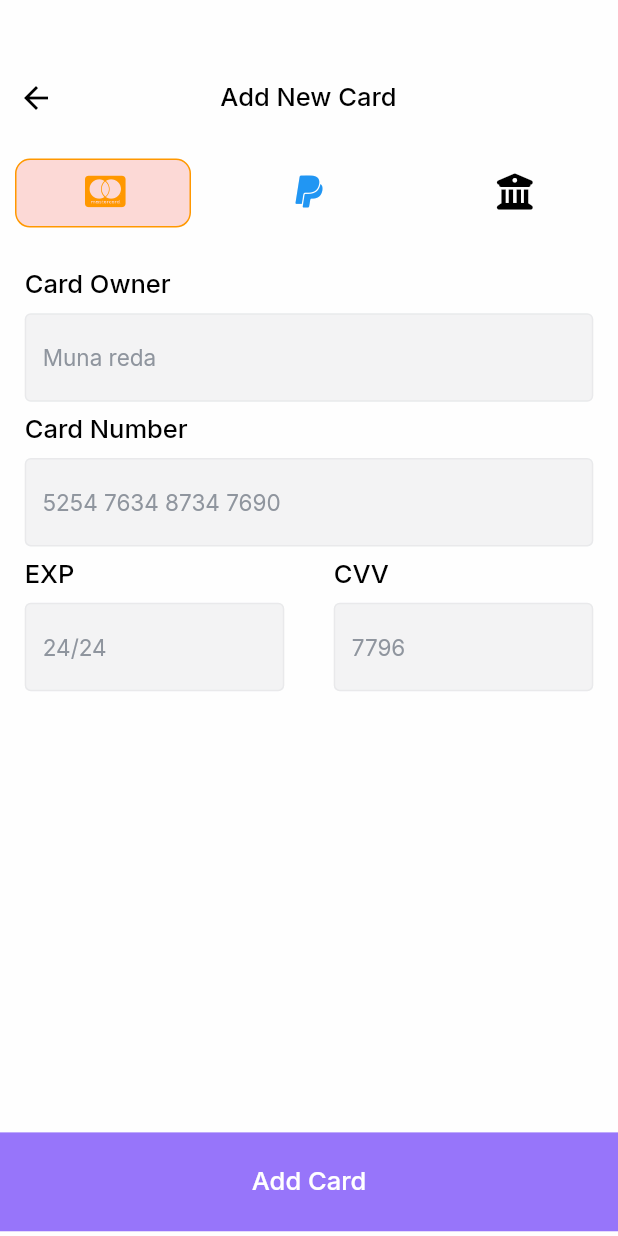
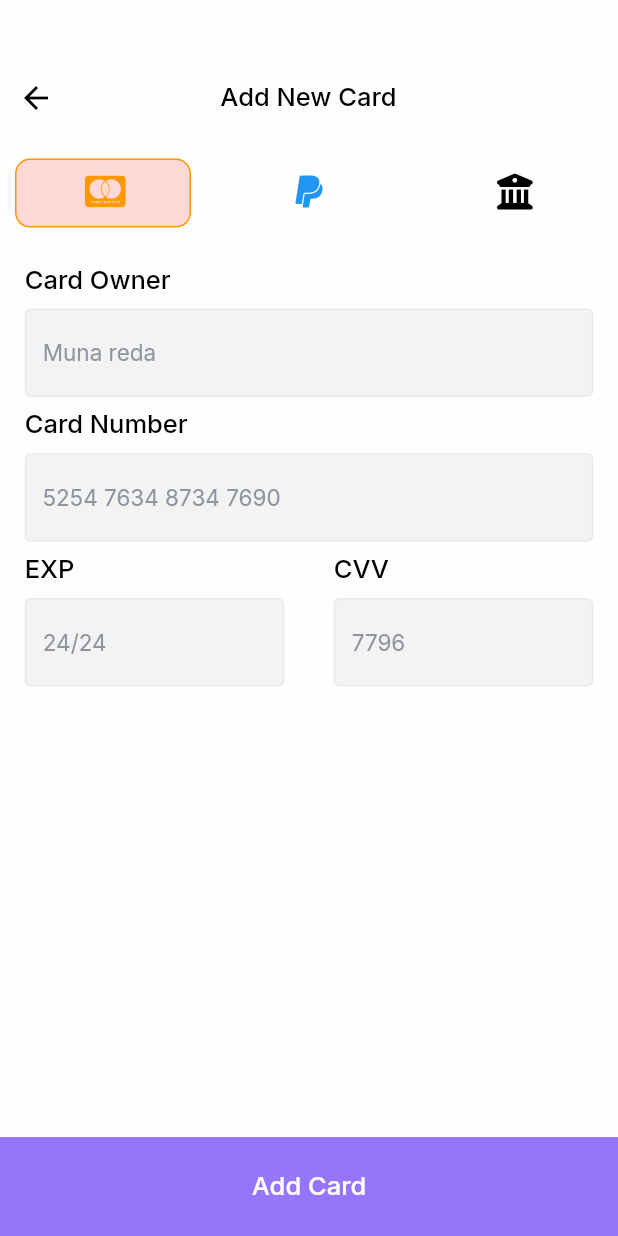
Before and after one commit to kyril-san/laza_practice, a Flutter app: the screen it shows after launch, on a phone screen of 412 x 824 dp. Run offline on Flutter 3.47's test engine with Material 2 defaults, Android fonts, the phone set to English and light mode, and no system bars; our stand-ins replace flutter_rating_bar, font_awesome_flutter, google_fonts.

Commit message:
fixed some bug issues

```diff
--- a/lib/Screens/add_new_card_screen.dart
+++ b/lib/Screens/add_new_card_screen.dart
@@ -25,6 +25,7 @@
   Widget build(BuildContext context) {
     Size size = MediaQuery.sizeOf(context);
     return Scaffold(
+        resizeToAvoidBottomInset: false,
         body: SafeArea(
           child: Column(
             children: [
--- a/lib/add-new-card-Components/master_card.dart
+++ b/lib/add-new-card-Components/master_card.dart
@@ -10,14 +10,12 @@
   @override
   Widget build(BuildContext context) {
     Size size = MediaQuery.sizeOf(context);
-    return SingleChildScrollView(
-      child: Column(
+    return Column(
       children: [
         SizedBox(height: size.height * 0.03),
         LabelAndTextField(title: 'Card Owner', hintext: 'Muna reda'),
         SizedBox(height: size.height * 0.01),
-          LabelAndTextField(
-              title: 'Card Number', hintext: '5254 7634 8734 7690'),
+        LabelAndTextField(title: 'Card Number', hintext: '5254 7634 8734 7690'),
         SizedBox(height: size.height * 0.01),
         Row(
           children: [
@@ -29,10 +27,10 @@
                 child: LabelAndTextField(title: 'CVV', hintext: '7796')),
           ],
         ),
-          SizedBox(height: size.height * 0.357),
+        Spacer(),
+        // SizedBox(height: size.height * 0.357),
         GlobalButton(title: 'Add Card')
       ],
-      ),
     );
   }
 }
```
Also changed, not shown: 1 other file. Lines whose indentation alone changed are shown as unchanged.
